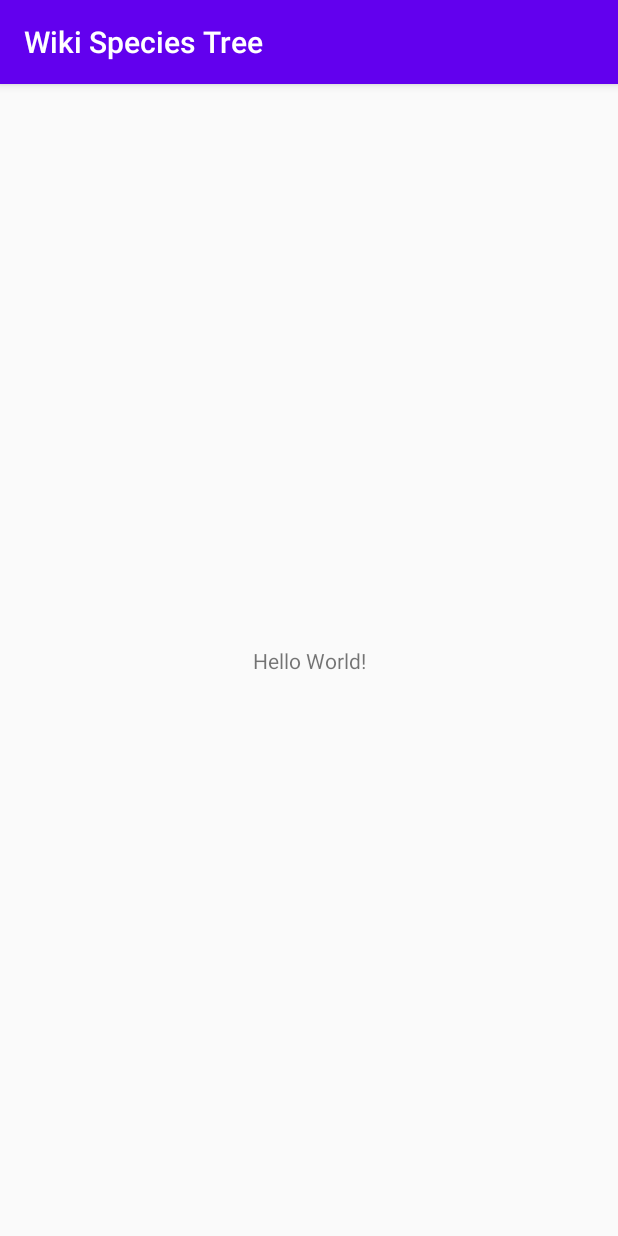
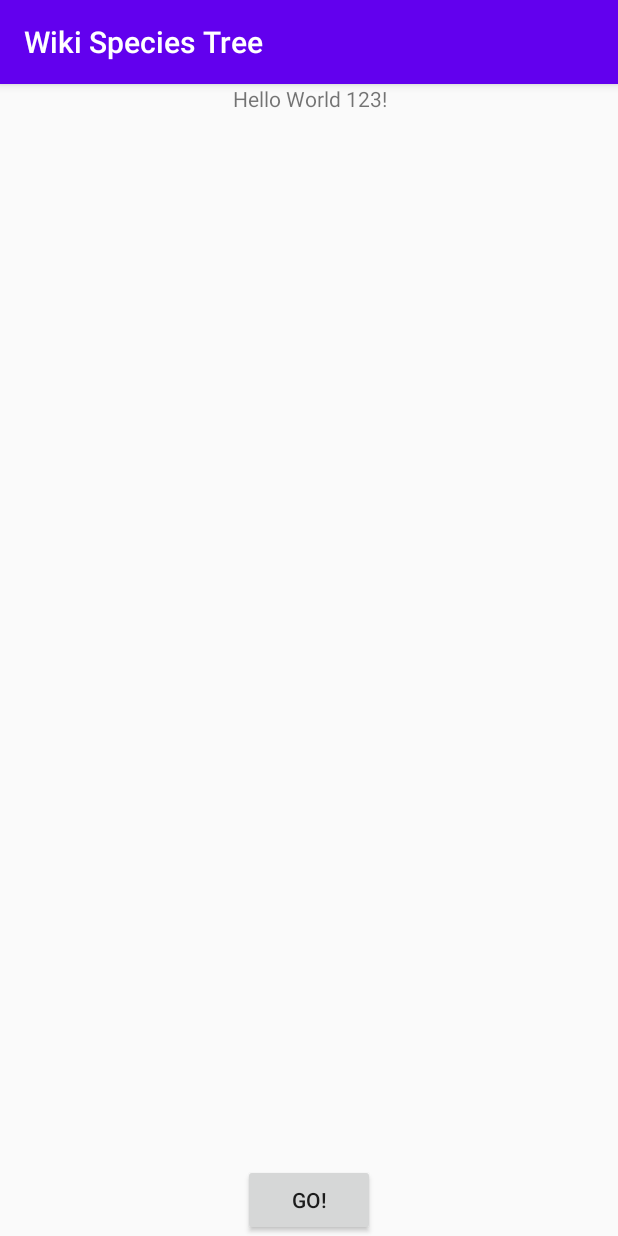
Before and after one commit to nea14e/wiki_species_tree_parser, an Android app: the screen it shows after launch (MainActivity), on a phone screen of 412 x 824 dp. Run offline under Robolectric (Android 15) with nearby library versions, the phone set to English and light mode, and no system bars.

Commit message:
Android: first button

```diff
--- a/android/app/src/main/java/github/nea14e/wiki_species_tree_parser/MainActivity.java
+++ b/android/app/src/main/java/github/nea14e/wiki_species_tree_parser/MainActivity.java
@@ -3,12 +3,36 @@ package github.nea14e.wiki_species_tree_parser;
 import androidx.appcompat.app.AppCompatActivity;
 
 import android.os.Bundle;
+import android.view.View;
+import android.widget.Button;
+import android.widget.TextView;
 
 public class MainActivity extends AppCompatActivity {
+
+    TextView header_txt;
+    TextView message_txt;
+    Button go_btn;
 
     @Override
     protected void onCreate(Bundle savedInstanceState) {
         super.onCreate(savedInstanceState);
         setContentView(R.layout.activity_main);
+
+        header_txt = findViewById(R.id.header_txt);
+        message_txt = findViewById(R.id.message_txt);
+        go_btn = findViewById(R.id.go_btn);
+
+        go_btn.setOnClickListener(new View.OnClickListener() {
+            @Override
+            public void onClick(View view) {
+                header_txt.setText(R.string.header_txt_success);
+
+                StringBuilder sb = new StringBuilder();
+                for (int i = 0; i < 100; ++i) {
+                    sb.append(i).append(" ");
+                }
+                message_txt.setText(sb.toString());
+            }
+        });
     }
 }
--- a/android/app/src/main/res/layout/activity_main.xml
+++ b/android/app/src/main/res/layout/activity_main.xml
@@ -7,12 +7,34 @@
     tools:context=".MainActivity">
 
     <TextView
-        android:layout_width="wrap_content"
+        android:id="@+id/header_txt"
+        android:textAlignment="center"
+        android:gravity="center_horizontal"
+        android:layout_width="match_parent"
         android:layout_height="wrap_content"
-        android:text="Hello World!"
-        app:layout_constraintBottom_toBottomOf="parent"
+        android:text="@string/header_txt_default"
+        app:layout_constraintBottom_toTopOf="@id/message_txt"
         app:layout_constraintLeft_toLeftOf="parent"
         app:layout_constraintRight_toRightOf="parent"
         app:layout_constraintTop_toTopOf="parent" />
 
+    <TextView
+        android:id="@+id/message_txt"
+        android:layout_width="match_parent"
+        android:layout_height="0dp"
+        app:layout_constraintBottom_toTopOf="@id/go_btn"
+        app:layout_constraintLeft_toLeftOf="parent"
+        app:layout_constraintRight_toRightOf="parent"
+        app:layout_constraintTop_toBottomOf="@id/header_txt" />
+
+    <Button
+        android:id="@+id/go_btn"
+        android:text="@string/go_btn"
+        android:layout_width="wrap_content"
+        android:layout_height="wrap_content"
+        app:layout_constraintBottom_toBottomOf="parent"
+        app:layout_constraintLeft_toLeftOf="parent"
+        app:layout_constraintRight_toRightOf="parent"
+        app:layout_constraintTop_toBottomOf="@id/message_txt" />
+
 </androidx.constraintlayout.widget.ConstraintLayout>
--- a/android/app/src/main/res/values/strings.xml
+++ b/android/app/src/main/res/values/strings.xml
@@ -1,3 +1,6 @@
 <resources>
     <string name="app_name">Wiki Species Tree</string>
+    <string name="header_txt_default">Hello World 123!</string>
+    <string name="header_txt_success">Success!</string>
+    <string name="go_btn">Go!</string>
 </resources>
```
